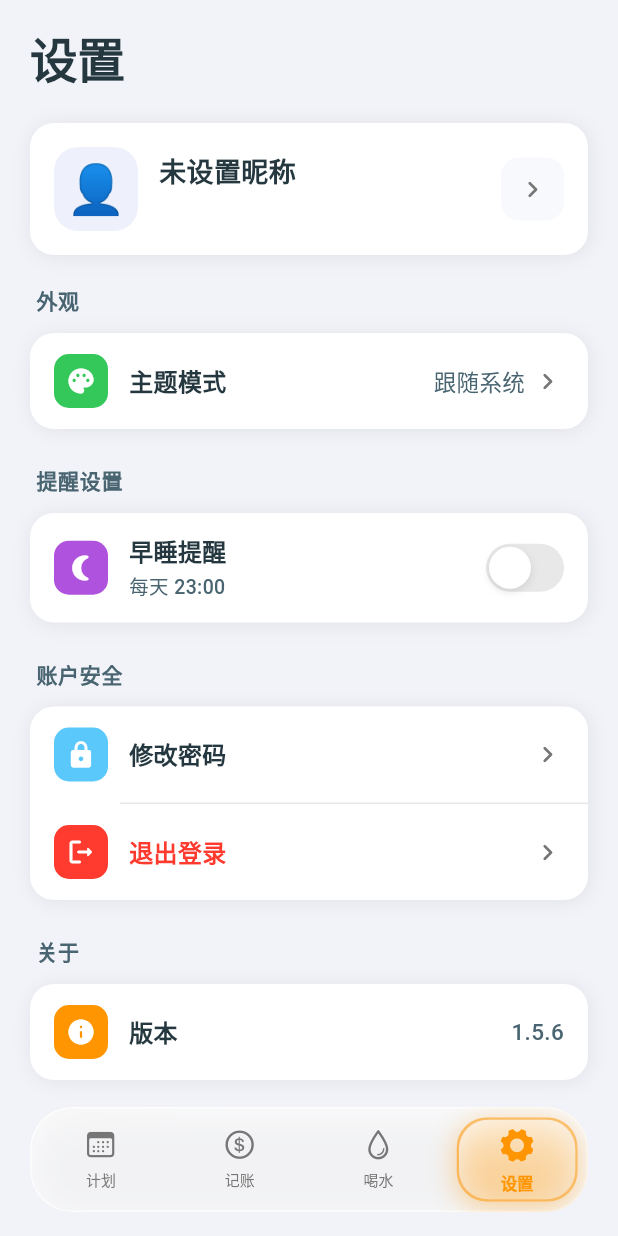
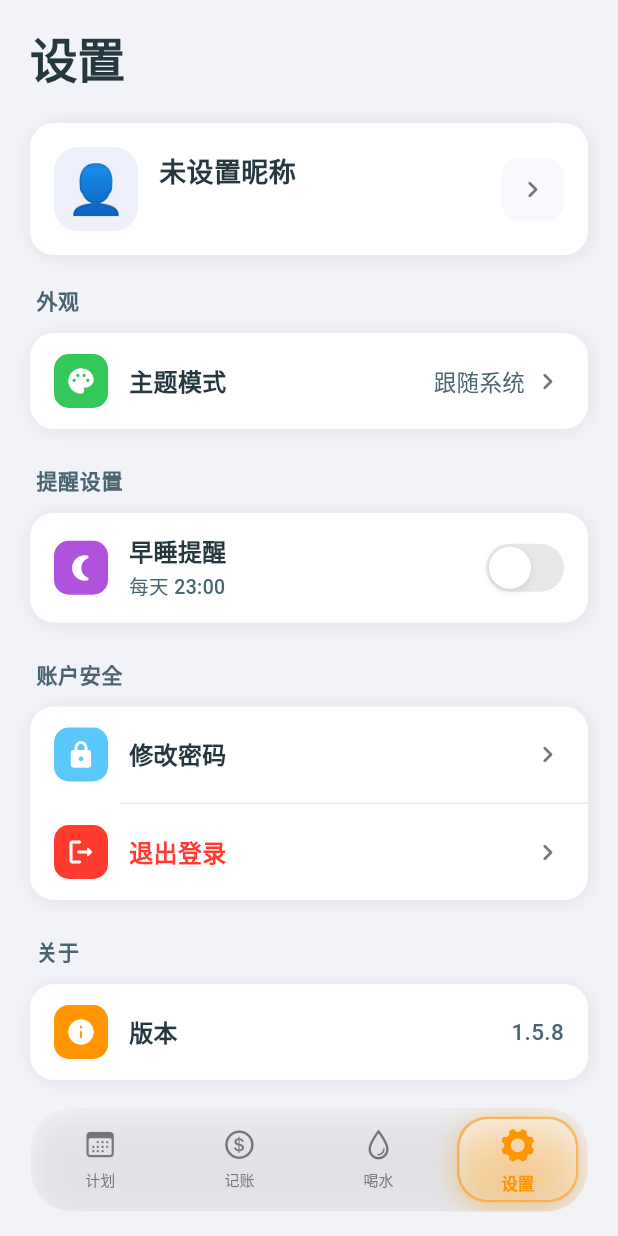
Before and after one commit to qq357877431/flutter_app, a Flutter app: the HomeScreen screen opened by its route, swiped to page 4, on a phone screen of 412 x 824 dp. Run offline on Flutter 3.47's test engine with Material 3 defaults, Android fonts, the phone set to English and light mode, and no system bars; our stand-ins replace dio, flutter_local_notifications, flutter_riverpod, shared_preferences, timezone; accounts and stored records are empty; network calls fail.

Commit message:
v1.5.8: 导航栏毛玻璃效果 - 模糊度1.5, 透明度5%

```diff
--- a/flutter_app/lib/screens/home_screen.dart
+++ b/flutter_app/lib/screens/home_screen.dart
@@ -180,24 +180,24 @@ class _LiquidGlassNavBar extends StatelessWidget {
     return ClipRRect(
       borderRadius: BorderRadius.circular(28),
       child: BackdropFilter(
-        filter: ImageFilter.blur(sigmaX: 25, sigmaY: 25),
+        filter: ImageFilter.blur(sigmaX: 1.5, sigmaY: 1.5),
         child: Container(
           height: 70,
           decoration: BoxDecoration(
-            // 毛玻璃效果：半透明背景
+            // 毛玻璃效果：最大透明度
             color: isDark
-                ? Colors.black.withOpacity(0.4)
-                : Colors.white.withOpacity(0.65),
+                ? Colors.black.withOpacity(0.05)
+                : Colors.white.withOpacity(0.05),
             borderRadius: BorderRadius.circular(28),
             border: Border.all(
               color: isDark
-                  ? Colors.white.withOpacity(0.15)
-                  : Colors.white.withOpacity(0.8),
-              width: 1,
+                  ? Colors.white.withOpacity(0.2)
+                  : Colors.white.withOpacity(0.6),
+              width: 0.5,
             ),
             boxShadow: [
               BoxShadow(
-                color: Colors.black.withOpacity(isDark ? 0.4 : 0.1),
+                color: Colors.black.withOpacity(isDark ? 0.3 : 0.08),
                 blurRadius: 20,
                 offset: const Offset(0, 6),
                 spreadRadius: 0,
--- a/flutter_app/lib/screens/settings_screen.dart
+++ b/flutter_app/lib/screens/settings_screen.dart
@@ -127,7 +127,7 @@ class _SettingsScreenState extends ConsumerState<SettingsScreen> {
                 _buildSettingCard(colors, children: [
                   _buildSettingItem(
                     icon: Icons.info_rounded, iconBg: colors.orange,
-                    title: '版本', value: '1.5.6', showArrow: false, colors: colors,
+                    title: '版本', value: '1.5.8', showArrow: false, colors: colors,
                   ),
                 ]),
               ]),
--- a/flutter_app/pubspec.yaml
+++ b/flutter_app/pubspec.yaml
@@ -1,7 +1,7 @@
 name: daily_planner
 description: 每日计划 - 计划、记账、喝水提醒
 publish_to: 'none'
-version: 1.5.6+17
+version: 1.5.8+19
 
 environment:
   sdk: '>=3.0.0 <4.0.0'
```
